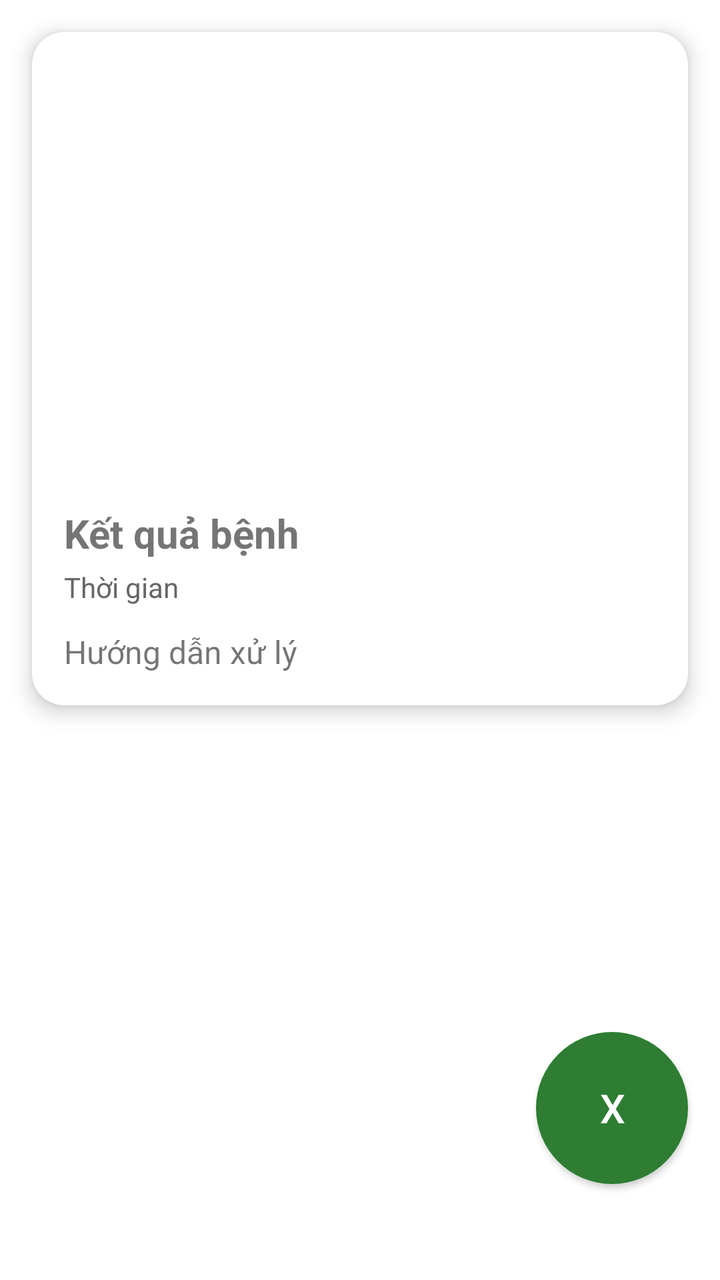
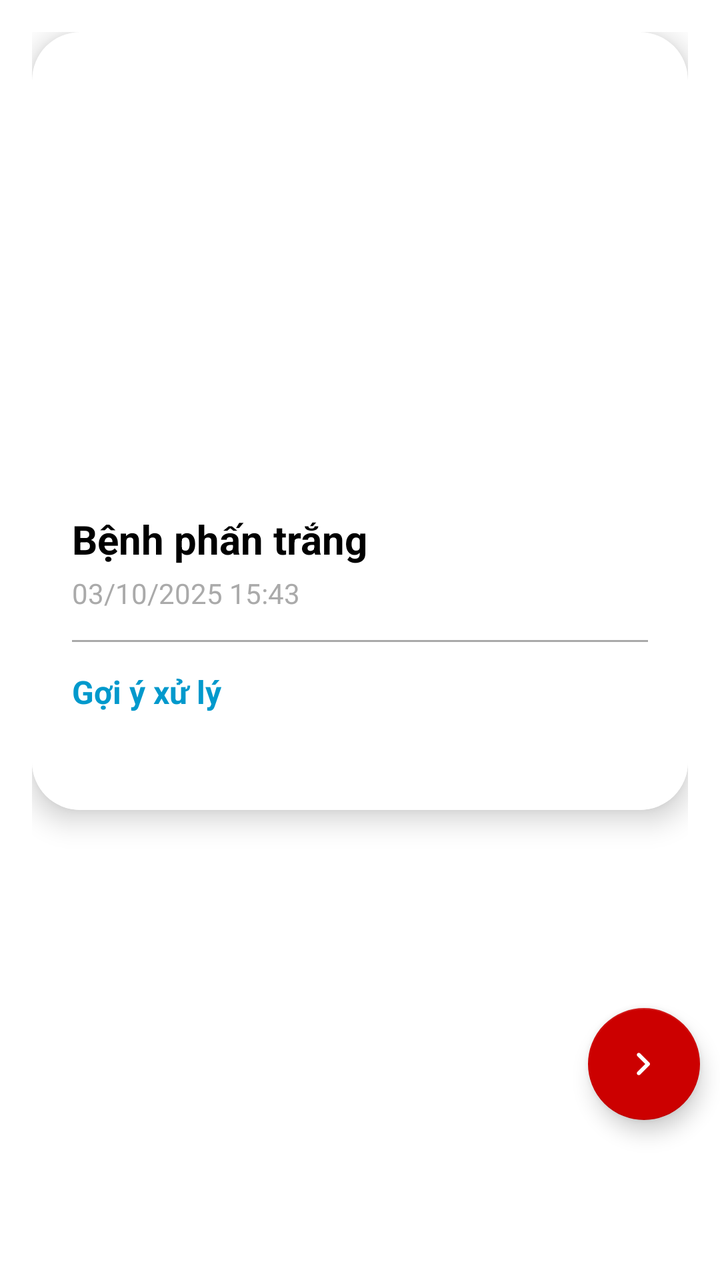

Screens rendered from an Android XML layout before and after an edit, with the pre-edit source and the edit as a unified diff.
<!-- AndroidManifest.xml: application theme Theme.Green -->
<!-- res/layout/activity_history_detail.xml -->
<RelativeLayout xmlns:android="http://schemas.android.com/apk/res/android"
    xmlns:app="http://schemas.android.com/apk/res-auto"
    android:layout_width="match_parent"
    android:layout_height="match_parent">

    
    <ScrollView
        android:id="@+id/scrollContent"
        android:layout_width="match_parent"
        android:layout_height="match_parent"
        android:layout_above="@+id/btnExit">

        
        <com.google.android.material.card.MaterialCardView
            android:layout_width="match_parent"
            android:layout_height="wrap_content"
            android:layout_margin="16dp"
            app:cardCornerRadius="16dp"
            app:cardElevation="6dp">

            <LinearLayout
                android:orientation="vertical"
                android:layout_width="match_parent"
                android:layout_height="wrap_content">

                
                <ImageView
                    android:id="@+id/detailImage"
                    android:layout_width="match_parent"
                    android:layout_height="221dp"
                    android:adjustViewBounds="true"
                    android:background="@drawable/rounded_top"
                    android:scaleType="centerCrop" />

                
                <LinearLayout
                    android:orientation="vertical"
                    android:padding="16dp"
                    android:layout_width="match_parent"
                    android:layout_height="wrap_content"
                    android:background="@drawable/rounded_bottom">

                    <TextView
                        android:id="@+id/detailResult"
                        android:text="Kết quả bệnh"
                        android:textSize="20sp"
                        android:textStyle="bold"
                        android:layout_width="wrap_content"
                        android:layout_height="wrap_content" />

                    <TextView
                        android:id="@+id/detailTimestamp"
                        android:text="Thời gian"
                        android:textSize="14sp"
                        android:textColor="#666"
                        android:layout_marginTop="4dp"
                        android:layout_width="wrap_content"
                        android:layout_height="wrap_content" />

                    <TextView
                        android:id="@+id/detailAdvice"
                        android:text="Hướng dẫn xử lý"
                        android:textSize="16sp"
                        android:layout_marginTop="12dp"
                        android:layout_width="wrap_content"
                        android:layout_height="wrap_content" />

                </LinearLayout>
            </LinearLayout>

        </com.google.android.material.card.MaterialCardView>
    </ScrollView>

    
    <Button
        android:id="@+id/btnExit"
        android:layout_width="76dp"
        android:layout_height="76dp"
        android:layout_alignParentBottom="true"
        android:layout_alignParentEnd="true"
        android:layout_marginEnd="16dp"
        android:layout_marginBottom="48dp"
        android:background="@drawable/bg_circle"
        android:text="X"
        android:textSize="20sp"/>
</RelativeLayout>
<!-- resources referenced by this layout -->
<resources>
  <!-- drawable bg_circle (drawable) -->
  <shape xmlns:android="http://schemas.android.com/apk/res/android"
      android:shape="oval">
  
      <solid android:color="@android:color/white"/> 
      <stroke
          android:width="0dp"
          android:color="#CCCCCC"/> 
  
      <size
          android:width="76dp"
          android:height="76dp"/> 
  </shape>
  <!-- drawable rounded_bottom (drawable) -->
  <shape xmlns:android="http://schemas.android.com/apk/res/android" android:shape="rectangle">
      <solid android:color="@color/white"/>
      <corners android:bottomLeftRadius="16dp" android:bottomRightRadius="16dp"/>
  </shape>
  <!-- drawable rounded_top (drawable) -->
  <shape xmlns:android="http://schemas.android.com/apk/res/android" android:shape="rectangle">
      <corners android:topLeftRadius="16dp" android:topRightRadius="16dp"/>
  </shape>
  <style name="Theme.Green" parent="Theme.MaterialComponents.DayNight.DarkActionBar">
          
          <item name="colorPrimary">@color/primary_green</item>
          <item name="colorPrimaryVariant">@color/primary_dark</item>
          <item name="colorOnPrimary">@color/white</item>
          
          <item name="colorSecondary">@color/accent_color</item>
          <item name="colorSecondaryVariant">@color/primary_light</item>
          <item name="colorOnSecondary">@color/white</item>
          
          <item name="android:statusBarColor">?attr/colorPrimaryVariant</item>
          
      </style>
  <color name="white">#FFFFFFFF</color>
  <color name="primary_green">#2E7D32</color>
  <color name="primary_dark">#1B5E20</color>
  <color name="accent_color">#8FE259</color>
  <color name="primary_light">#4CAF50</color>
</resources>

<!-- the commit's change to res/layout/activity_history_detail.xml (unified diff, before → after) -->
@@ -1,86 +1,118 @@
 <RelativeLayout xmlns:android="http://schemas.android.com/apk/res/android"
     xmlns:app="http://schemas.android.com/apk/res-auto"
     android:layout_width="match_parent"
-    android:layout_height="match_parent">
+    android:layout_height="match_parent"
+    android:background="@android:color/background_light">
 
     
     <ScrollView
         android:id="@+id/scrollContent"
         android:layout_width="match_parent"
         android:layout_height="match_parent"
-        android:layout_above="@+id/btnExit">
+        android:layout_above="@+id/btnExit"
+        android:padding="16dp"
+        android:clipToPadding="false">
 
-        
-        <com.google.android.material.card.MaterialCardView
+        <LinearLayout
+            android:orientation="vertical"
             android:layout_width="match_parent"
             android:layout_height="wrap_content"
-            android:layout_margin="16dp"
-            app:cardCornerRadius="16dp"
-            app:cardElevation="6dp">
+            android:gravity="center_horizontal">
 
-            <LinearLayout
-                android:orientation="vertical"
+            
+            <com.google.android.material.card.MaterialCardView
                 android:layout_width="match_parent"
-                android:layout_height="wrap_content">
+                android:layout_height="wrap_content"
+                android:layout_marginBottom="32dp"
+                app:cardCornerRadius="24dp"
+                app:cardElevation="8dp">
 
-                
-                <ImageView
-                    android:id="@+id/detailImage"
-                    android:layout_width="match_parent"
-                    android:layout_height="221dp"
-                    android:adjustViewBounds="true"
-                    android:background="@drawable/rounded_top"
-                    android:scaleType="centerCrop" />
-
-                
                 <LinearLayout
                     android:orientation="vertical"
-                    android:padding="16dp"
                     android:layout_width="match_parent"
-                    android:layout_height="wrap_content"
-                    android:background="@drawable/rounded_bottom">
+                    android:layout_height="wrap_content">
 
-                    <TextView
-                        android:id="@+id/detailResult"
-                        android:text="Kết quả bệnh"
-                        android:textSize="20sp"
-                        android:textStyle="bold"
-                        android:layout_width="wrap_content"
-                        android:layout_height="wrap_content" />
+                    
+                    <com.google.android.material.imageview.ShapeableImageView
+                        android:id="@+id/detailImage"
+                        android:layout_width="match_parent"
+                        android:layout_height="220dp"
+                        android:scaleType="centerCrop"
+                        android:contentDescription="Ảnh chi tiết bệnh"
+                        app:shapeAppearanceOverlay="@style/ShapeAppearanceOverlay.Material3.Corner.Top" />
 
-                    <TextView
-                        android:id="@+id/detailTimestamp"
-                        android:text="Thời gian"
-                        android:textSize="14sp"
-                        android:textColor="#666"
-                        android:layout_marginTop="4dp"
-                        android:layout_width="wrap_content"
-                        android:layout_height="wrap_content" />
+                    
+                    <LinearLayout
+                        android:orientation="vertical"
+                        android:layout_width="match_parent"
+                        android:layout_height="wrap_content"
+                        android:padding="20dp"
+                        android:background="@android:color/white">
 
-                    <TextView
-                        android:id="@+id/detailAdvice"
-                        android:text="Hướng dẫn xử lý"
-                        android:textSize="16sp"
-                        android:layout_marginTop="12dp"
-                        android:layout_width="wrap_content"
-                        android:layout_height="wrap_content" />
+                        
+                        <TextView
+                            android:id="@+id/detailResult"
+                            android:layout_width="wrap_content"
+                            android:layout_height="wrap_content"
+                            android:text="Bệnh phấn trắng"
+                            android:textSize="20sp"
+                            android:textStyle="bold"
+                            android:textColor="@android:color/black" />
 
+                        <TextView
+                            android:id="@+id/detailTimestamp"
+                            android:layout_width="wrap_content"
+                            android:layout_height="wrap_content"
+                            android:layout_marginTop="4dp"
+                            android:drawablePadding="6dp"
+                            android:text="03/10/2025 15:43"
+                            android:textSize="14sp"
+                            android:textColor="@android:color/darker_gray" />
+
+                        
+                        <View
+                            android:layout_width="match_parent"
+                            android:layout_height="1dp"
+                            android:layout_marginVertical="14dp"
+                            android:background="@android:color/darker_gray" />
+
+                        
+                        <TextView
+                            android:id="@+id/detailAdvice"
+                            android:layout_width="wrap_content"
+                            android:layout_height="wrap_content"
+                            android:drawablePadding="6dp"
+                            android:text="Gợi ý xử lý"
+                            android:textSize="16sp"
+                            android:textStyle="bold"
+                            android:textColor="@android:color/holo_blue_dark" />
+
+                        <TextView
+                            android:id="@+id/detailTreatment"
+                            android:layout_width="match_parent"
+                            android:layout_height="wrap_content"
+                            android:layout_marginTop="8dp"
+                            android:lineSpacingExtra="6dp"
+                            android:textSize="15sp"
+                            android:textColor="@android:color/black" />
+                    </LinearLayout>
                 </LinearLayout>
-            </LinearLayout>
-
-        </com.google.android.material.card.MaterialCardView>
+            </com.google.android.material.card.MaterialCardView>
+        </LinearLayout>
     </ScrollView>
 
     
-    <Button
+    <com.google.android.material.floatingactionbutton.FloatingActionButton
         android:id="@+id/btnExit"
-        android:layout_width="76dp"
-        android:layout_height="76dp"
+        android:layout_width="wrap_content"
+        android:layout_height="wrap_content"
         android:layout_alignParentBottom="true"
         android:layout_alignParentEnd="true"
-        android:layout_marginEnd="16dp"
-        android:layout_marginBottom="48dp"
-        android:background="@drawable/bg_circle"
-        android:text="X"
-        android:textSize="20sp"/>
+        android:layout_marginEnd="10dp"
+        android:layout_marginBottom="80dp"
+        android:contentDescription="Thoát"
+        app:backgroundTint="@android:color/holo_red_dark"
+        app:srcCompat="@drawable/ic_close"
+        app:tint="@android:color/white" />
+
 </RelativeLayout>
<!-- resource entries referenced after the edit -->
@@ -1,27 +1,11 @@
 <!-- resources referenced by this layout -->
 <resources>
-  <!-- drawable bg_circle (drawable) -->
-  <shape xmlns:android="http://schemas.android.com/apk/res/android"
-      android:shape="oval">
-  
-      <solid android:color="@android:color/white"/> 
-      <stroke
-          android:width="0dp"
-          android:color="#CCCCCC"/> 
-  
-      <size
-          android:width="76dp"
-          android:height="76dp"/> 
-  </shape>
-  <!-- drawable rounded_bottom (drawable) -->
-  <shape xmlns:android="http://schemas.android.com/apk/res/android" android:shape="rectangle">
-      <solid android:color="@color/white"/>
-      <corners android:bottomLeftRadius="16dp" android:bottomRightRadius="16dp"/>
-  </shape>
-  <!-- drawable rounded_top (drawable) -->
-  <shape xmlns:android="http://schemas.android.com/apk/res/android" android:shape="rectangle">
-      <corners android:topLeftRadius="16dp" android:topRightRadius="16dp"/>
-  </shape>
+  <!-- drawable ic_close (drawable) -->
+  <vector xmlns:android="http://schemas.android.com/apk/res/android" android:autoMirrored="true" android:height="24dp" android:viewportHeight="960" android:viewportWidth="960" android:width="24dp">
+        
+      <path android:fillColor="#e3e3e3" android:pathData="M504,480 L348,324q-11,-11 -11,-28t11,-28q11,-11 28,-11t28,11l184,184q6,6 8.5,13t2.5,15q0,8 -2.5,15t-8.5,13L404,692q-11,11 -28,11t-28,-11q-11,-11 -11,-28t11,-28l156,-156Z"/>
+      
+  </vector>
   <style name="Theme.Green" parent="Theme.MaterialComponents.DayNight.DarkActionBar">
           
           <item name="colorPrimary">@color/primary_green</item>
